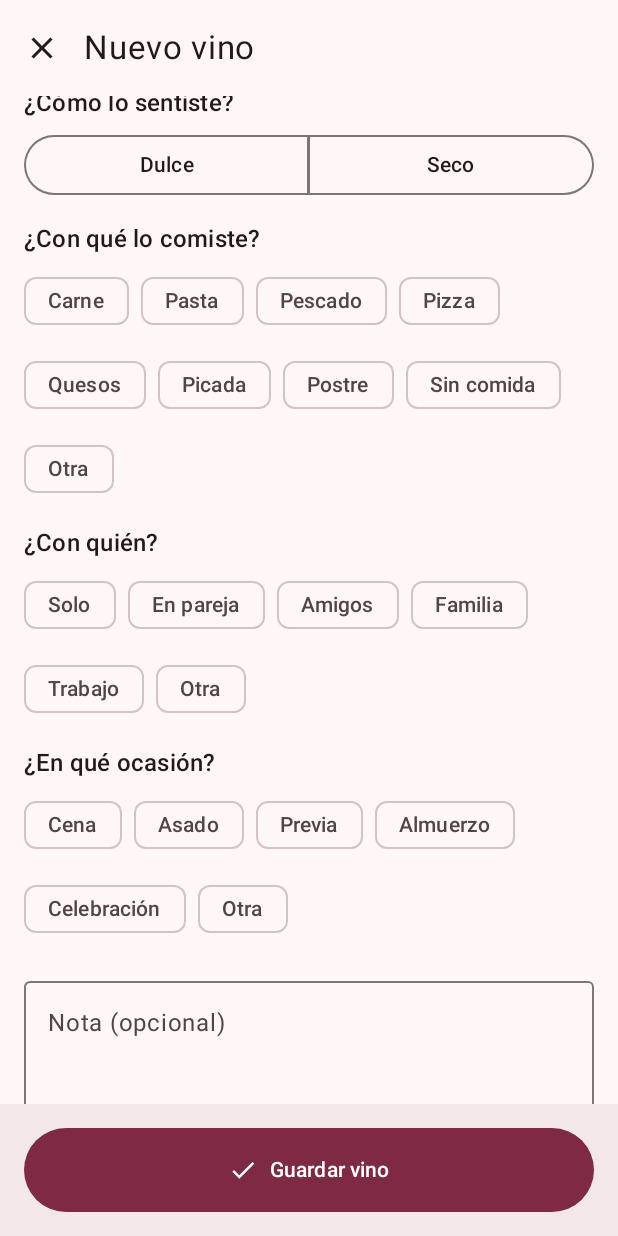
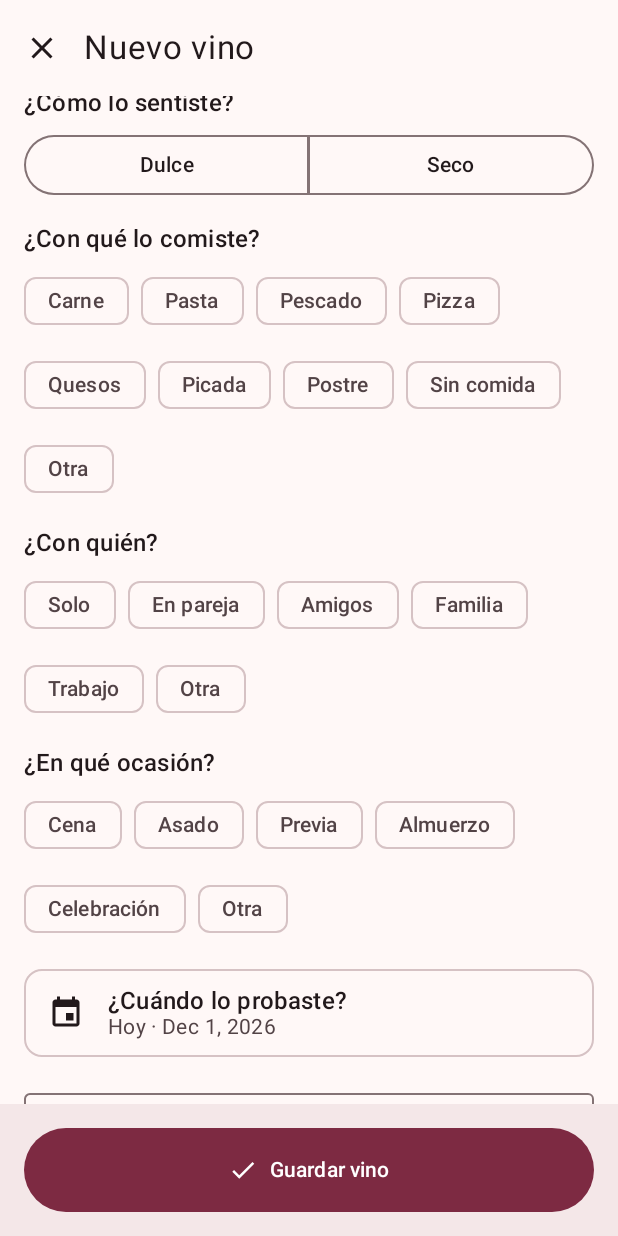
Before and after one commit to alejogarciabosio/sorbo-app, an Android app built with Jetpack Compose: the registrar screen opened through its navigation route, scrolled down 470 dp, on a phone screen of 412 x 824 dp. Run offline under Robolectric (Android 15) with nearby library versions, the light colour scheme and no system bars.

Commit message:
feat: fila de fecha con selector y aviso Sumamos esta vez con Deshacer

```diff
--- /dev/null
+++ b/app/src/main/java/com/sorbo/app/ui/components/FilaFecha.kt
@@ -0,0 +1,88 @@
+// Capa de presentación · componente reutilizable sin estado (state hoisting): recibe datos y eventos por parámetro.
+package com.sorbo.app.ui.components
+
+import androidx.compose.foundation.layout.Arrangement
+import androidx.compose.foundation.layout.Column
+import androidx.compose.foundation.layout.Row
+import androidx.compose.foundation.layout.fillMaxWidth
+import androidx.compose.foundation.layout.size
+import androidx.compose.material3.ExperimentalMaterial3Api
+import androidx.compose.material3.Icon
+import androidx.compose.material3.MaterialTheme
+import androidx.compose.material3.OutlinedCard
+import androidx.compose.material3.DatePicker
+import androidx.compose.material3.DatePickerDialog
+import androidx.compose.material3.SelectableDates
+import androidx.compose.material3.Text
+import androidx.compose.material3.TextButton
+import androidx.compose.material3.rememberDatePickerState
+import androidx.compose.foundation.clickable
+import androidx.compose.foundation.layout.padding
+import androidx.compose.runtime.Composable
+import androidx.compose.ui.Alignment
+import androidx.compose.ui.Modifier
+import androidx.compose.ui.res.painterResource
+import androidx.compose.ui.res.stringResource
+import androidx.compose.ui.semantics.Role
+import androidx.compose.ui.unit.dp
+import com.sorbo.app.R
+import java.time.Instant
+import java.time.LocalDate
+import java.time.ZoneOffset
+import java.time.format.DateTimeFormatter
+import java.time.format.FormatStyle
+import java.util.Locale
+
+/** El día en que se probó el vino: muestra la fecha y, al tocarla, abre el selector. */
+@Composable
+fun FilaFecha(fecha: LocalDate, hoy: LocalDate, onCambiarFecha: () -> Unit, modifier: Modifier = Modifier) {
+    val formato = DateTimeFormatter.ofLocalizedDate(FormatStyle.MEDIUM).withLocale(Locale.getDefault())
+    val textoFecha = fecha.format(formato)
+    val valor = if (fecha == hoy) stringResource(R.string.registro_fecha_hoy, textoFecha) else textoFecha
+    OutlinedCard(modifier = modifier.fillMaxWidth()) {
+        Row(
+            modifier = Modifier
+                .fillMaxWidth()
+                .clickable(role = Role.Button, onClickLabel = stringResource(R.string.registro_fecha_cambiar), onClick = onCambiarFecha)
+                .padding(horizontal = 16.dp, vertical = 12.dp),
+            verticalAlignment = Alignment.CenterVertically,
+            horizontalArrangement = Arrangement.spacedBy(16.dp),
+        ) {
+            Icon(painterResource(R.drawable.ic_fecha), contentDescription = null, modifier = Modifier.size(24.dp))
+            Column {
+                Text(stringResource(R.string.registro_fecha_titulo), style = MaterialTheme.typography.titleMedium)
+                Text(valor, style = MaterialTheme.typography.bodyMedium, color = MaterialTheme.colorScheme.onSurfaceVariant)
+            }
+        }
+    }
+}
+
+/** Selector de fecha de Material 3: no deja elegir días posteriores a [hoy]. */
+@OptIn(ExperimentalMaterial3Api::class)
+@Composable
+fun SelectorDeFecha(fecha: LocalDate, hoy: LocalDate, onElegir: (LocalDate) -> Unit, onCerrar: () -> Unit) {
+    val estado = rememberDatePickerState(
+        initialSelectedDateMillis = fecha.aMillisUtc(),
+        selectableDates = object : SelectableDates {
+            override fun isSelectableDate(utcTimeMillis: Long) = utcTimeMillis <= hoy.aMillisUtc()
+            override fun isSelectableYear(year: Int) = year <= hoy.year
+        },
+    )
+    DatePickerDialog(
+        onDismissRequest = onCerrar,
+        confirmButton = {
+            TextButton(
+                onClick = {
+                    estado.selectedDateMillis?.let { onElegir(Instant.ofEpochMilli(it).atZone(ZoneOffset.UTC).toLocalDate()) }
+                    onCerrar()
+                },
+            ) { Text(stringResource(R.string.accion_aceptar)) }
+        },
+        dismissButton = { TextButton(onClick = onCerrar) { Text(stringResource(R.string.accion_cancelar)) } },
+    ) {
+        DatePicker(state = estado)
+    }
+}
+
+// El selector de Material trabaja con medianoche UTC del día elegido.
+private fun LocalDate.aMillisUtc(): Long = atStartOfDay(ZoneOffset.UTC).toInstant().toEpochMilli()
--- a/app/src/main/java/com/sorbo/app/ui/navegacion/AppSorbo.kt
+++ b/app/src/main/java/com/sorbo/app/ui/navegacion/AppSorbo.kt
@@ -2,15 +2,19 @@
 package com.sorbo.app.ui.navegacion
 
 import androidx.compose.foundation.layout.WindowInsets
+import androidx.compose.foundation.layout.navigationBarsPadding
 import androidx.compose.foundation.layout.padding
 import androidx.compose.material3.ExtendedFloatingActionButton
 import androidx.compose.material3.Icon
 import androidx.compose.material3.NavigationBar
 import androidx.compose.material3.NavigationBarItem
 import androidx.compose.material3.Scaffold
+import androidx.compose.material3.SnackbarHost
+import androidx.compose.material3.SnackbarHostState
 import androidx.compose.material3.Text
 import androidx.compose.runtime.Composable
 import androidx.compose.runtime.getValue
+import androidx.compose.runtime.remember
 import androidx.compose.ui.Modifier
 import androidx.compose.ui.res.painterResource
 import androidx.compose.ui.res.stringResource
@@ -27,10 +31,19 @@ fun AppSorbo(contenedor: AppContainer) {
     val navController = rememberNavController()
     val entradaActual by navController.currentBackStackEntryAsState()
     val rutaActual = entradaActual?.destination?.route
+    // Los avisos viven acá, y no en cada pantalla, para que sigan visibles cuando la pantalla que los generó ya se cerró.
+    val avisos = remember { SnackbarHostState() }
 
     Scaffold(
         // Cada pantalla se ocupa de su propia barra superior, así que el Scaffold no suma insets.
         contentWindowInsets = WindowInsets(0, 0, 0, 0),
+        // Con la barra inferior, el Scaffold ya apoya el aviso arriba de ella; sin barra hay que subirlo sobre la del sistema.
+        snackbarHost = {
+            SnackbarHost(
+                hostState = avisos,
+                modifier = if (Rutas.mostrarBarraInferior(rutaActual)) Modifier else Modifier.navigationBarsPadding(),
+            )
+        },
         bottomBar = {
             if (Rutas.mostrarBarraInferior(rutaActual)) {
                 NavigationBar {
@@ -62,6 +75,6 @@ fun AppSorbo(contenedor: AppContainer) {
             }
         },
     ) { padding ->
-        SorboNavHost(navController = navController, contenedor = contenedor, modifier = Modifier.padding(padding))
+        SorboNavHost(navController = navController, contenedor = contenedor, avisos = avisos, modifier = Modifier.padding(padding))
     }
 }
--- a/app/src/main/java/com/sorbo/app/ui/screens/PantallaRegistro.kt
+++ b/app/src/main/java/com/sorbo/app/ui/screens/PantallaRegistro.kt
@@ -59,10 +59,12 @@ import com.sorbo.app.domain.model.Ocasion
 import com.sorbo.app.domain.usecase.CampoObligatorio
 import com.sorbo.app.ui.components.Banner
 import com.sorbo.app.ui.components.ChipsDeOpciones
+import com.sorbo.app.ui.components.FilaFecha
 import com.sorbo.app.ui.components.FilaFoto
 import com.sorbo.app.ui.components.HojaCamaraDenegada
 import com.sorbo.app.ui.components.HojaMismoVino
 import com.sorbo.app.ui.components.HojaPermisoCamara
+import com.sorbo.app.ui.components.SelectorDeFecha
 import com.sorbo.app.ui.components.TipoBanner
 import com.sorbo.app.ui.components.OpcionGrande
 import com.sorbo.app.ui.components.etiqueta
@@ -79,7 +81,7 @@ private enum class HojaDeFoto { PERMISO_CAMARA, CAMARA_DENEGADA }
 fun PantallaRegistro(
     viewModel: RegistroViewModel,
     onCerrar: () -> Unit,
-    onGuardado: (vinoId: String) -> Unit,
+    onGuardado: (EstadoRegistro.Guardado) -> Unit,
     onNuevaDireccionParaCamara: () -> Uri,
 ) {
     val estado by viewModel.estado.collectAsStateWithLifecycle()
@@ -90,6 +92,7 @@ fun PantallaRegistro(
     }
     BackHandler(onBack = cerrar)
     var hojaDeFoto by rememberSaveable { mutableStateOf<HojaDeFoto?>(null) }
+    var eligiendoFecha by rememberSaveable { mutableStateOf(false) }
     var direccionDeCamara by rememberSaveable { mutableStateOf<Uri?>(null) }
 
     val sacarFoto = rememberLauncherForActivityResult(ActivityResultContracts.TakePicture()) { sacada ->
@@ -115,7 +118,7 @@ fun PantallaRegistro(
     }
 
     (estado as? EstadoRegistro.Guardado)?.let { guardado ->
-        LaunchedEffect(guardado) { onGuardado(guardado.vinoId) }
+        LaunchedEffect(guardado) { onGuardado(guardado) }
     }
     val campos = when (val actual = estado) {
         is EstadoRegistro.Editando -> actual.campos
@@ -130,6 +133,15 @@ fun PantallaRegistro(
             onEsEsteVino = viewModel::alConfirmarMismoVino,
             onEsOtroVino = viewModel::alElegirOtroVino,
             onVolverAEditar = viewModel::alVolverAEditar,
+        )
+    }
+
+    if (eligiendoFecha && campos != null) {
+        SelectorDeFecha(
+            fecha = campos.fecha,
+            hoy = viewModel.hoy,
+            onElegir = viewModel::alCambiarFecha,
+            onCerrar = { eligiendoFecha = false },
         )
     }
 
@@ -181,7 +193,7 @@ fun PantallaRegistro(
         },
     ) { padding ->
         if (campos != null) {
-            Formulario(campos, faltantes, viewModel, alSacarFoto, abrirGaleria, Modifier.padding(padding))
+            Formulario(campos, faltantes, viewModel, alSacarFoto, abrirGaleria, { eligiendoFecha = true }, Modifier.padding(padding))
         }
     }
 }
@@ -193,6 +205,7 @@ private fun Formulario(
     viewModel: RegistroViewModel,
     onSacarFoto: () -> Unit,
     onElegirDeGaleria: () -> Unit,
+    onElegirFecha: () -> Unit,
     modifier: Modifier = Modifier,
 ) {
     Column(
@@ -306,6 +319,8 @@ private fun Formulario(
             ChipsDeOpciones(Ocasion.entries, campos.ocasion, Ocasion::etiqueta, viewModel::alElegirOcasion)
         }
 
+        FilaFecha(fecha = campos.fecha, hoy = viewModel.hoy, onCambiarFecha = onElegirFecha)
+
         OutlinedTextField(
             value = campos.nota,
             onValueChange = viewModel::alCambiarNota,
--- a/app/src/main/java/com/sorbo/app/ui/viewmodels/RegistroViewModel.kt
+++ b/app/src/main/java/com/sorbo/app/ui/viewmodels/RegistroViewModel.kt
@@ -92,6 +92,9 @@ class RegistroViewModel(
         ),
     )
     val estado: StateFlow<EstadoRegistro> = _estado.asStateFlow()
+
+    /** El día de hoy, para no dejar elegir fechas futuras en el selector. */
+    val hoy: LocalDate get() = LocalDate.now(reloj)
 
     private var guardando = false
 
--- a/app/src/main/res/values/strings.xml
+++ b/app/src/main/res/values/strings.xml
@@ -111,6 +111,15 @@
     <string name="camara_sin_foto">Continuar sin foto</string>
     <string name="camara_abrir_ajustes">Abrir ajustes del teléfono</string>
 
+    <!-- Fecha y aviso al sumar una vez más -->
+    <string name="registro_fecha_titulo">¿Cuándo lo probaste?</string>
+    <string name="registro_fecha_hoy">Hoy · %1$s</string>
+    <string name="registro_fecha_cambiar">Cambiar fecha</string>
+    <string name="accion_aceptar">Aceptar</string>
+    <string name="accion_cancelar">Cancelar</string>
+    <string name="registro_sumamos_esta_vez">Sumamos esta vez a %1$s</string>
+    <string name="accion_deshacer">Deshacer</string>
+
     <!-- ¿Es el mismo vino? -->
     <string name="registro_mismo_vino_titulo">¿Es el mismo vino?</string>
     <string name="registro_mismo_vino_mensaje">Ya tenés uno igual o parecido en tu diario. Si es el mismo, se suma esta vez a ese vino.</string>
```
Also changed, not shown: app/src/main/java/com/sorbo/app/ui/navegacion/SorboNavHost.kt (+21 -2 lines).
